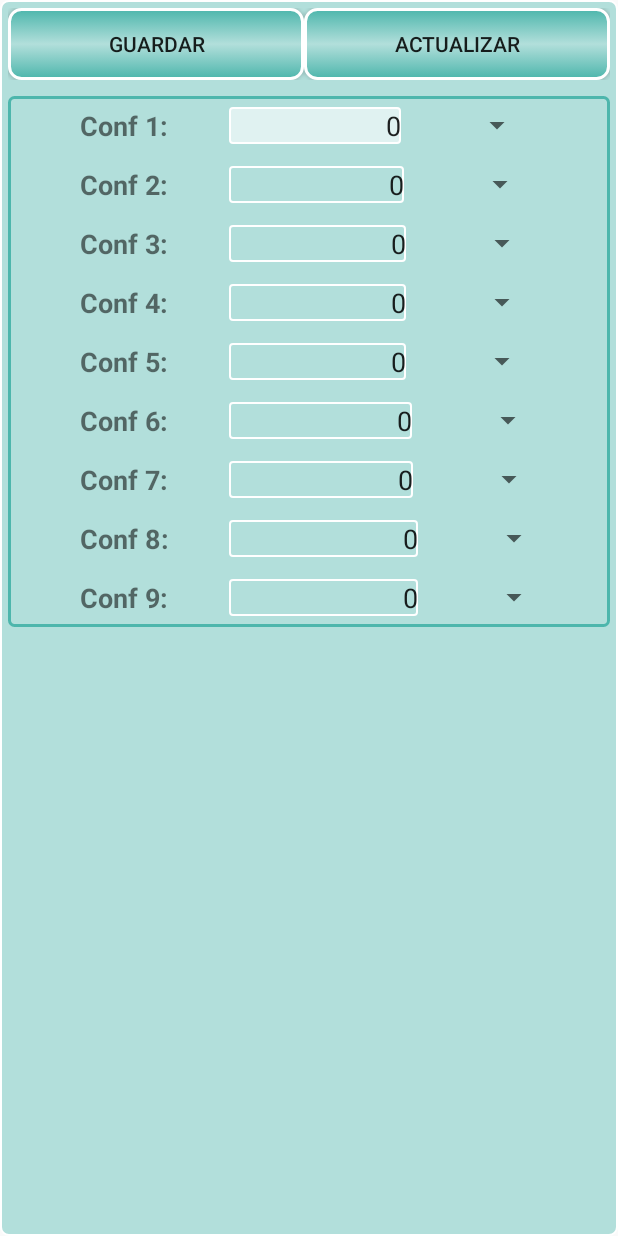
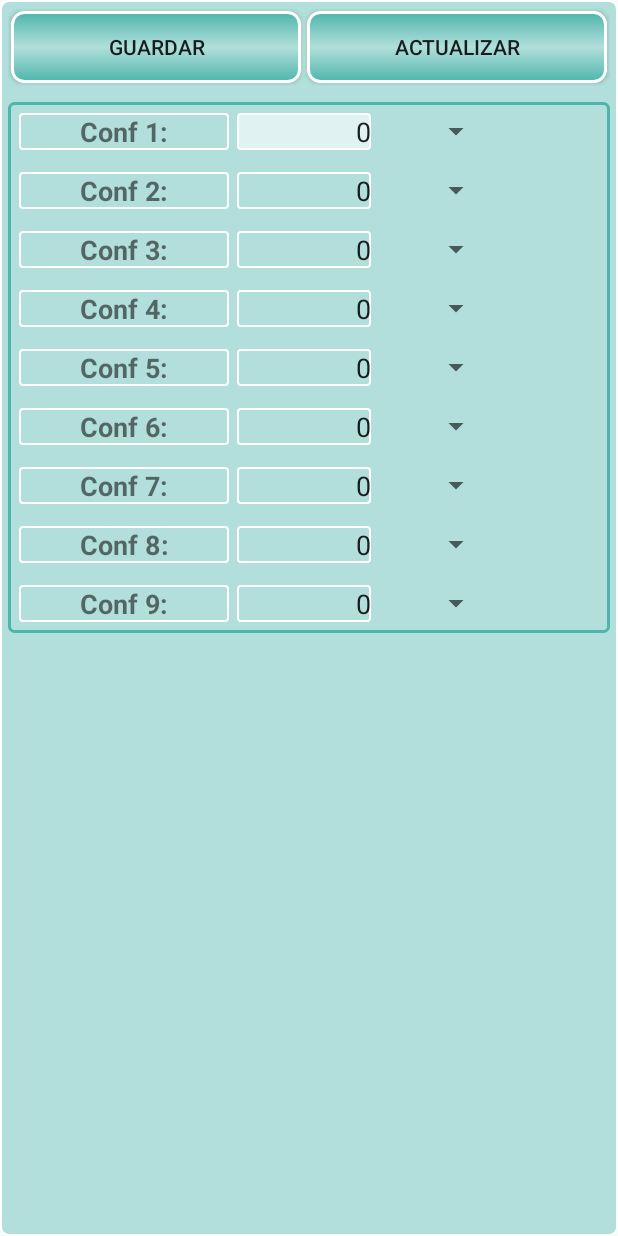
Before and after one commit to AndroidStudioProyects/TDroid-Final, an Android app: the layout activity_configuracion.xml on its own in the app's theme, with its tools: preview values and no code run, on a phone screen of 412 x 824 dp. Run offline under Robolectric (Android 15) with nearby library versions, the phone set to English and light mode, and no system bars.

Commit message:
add textview background pressed an fix
cuando se presiona un textviw de configuracion cambian de color. para
dar sensacion de presion.

```diff
--- a/app/src/main/java/com/example/giovanazzi/tdroid/Activity_Config_API.java
+++ b/app/src/main/java/com/example/giovanazzi/tdroid/Activity_Config_API.java
@@ -69,7 +69,6 @@ public class Activity_Config_API extends AppCompatActivity {
     @Override
     protected void onStop(){
         super.onStop();
-       AlmacenarPreferencias();
         d(TAG, "ON STOP");
     }
 
@@ -78,11 +77,12 @@ public class Activity_Config_API extends AppCompatActivity {
         btn_grabarPass=(Button)findViewById(R.id.btn_grabarPass);
 
         edit_pass_actual=(EditText)findViewById(R.id.edit_pass_actual);
-
+        edit_pass_actual.setEnabled(false);
         edit_pass_nuevo=(EditText)findViewById(R.id.edit_pass_nuevo);
         edit_repass_nuevo=(EditText)findViewById(R.id.edit_repass_nuevo);
 
         edit_IP_Menu=(EditText)findViewById(R.id.edit_IP_Menu);
+
         edit_Puerto_Menu=(EditText)findViewById(R.id.edit_Puerto_Menu);
 
         checkBox_ip_port=(CheckBox)findViewById(R.id.check_ip_port);
@@ -135,11 +135,13 @@ public class Activity_Config_API extends AppCompatActivity {
                 if(isChecked){
                    edit_IP_Menu.setEnabled(true);
                    edit_Puerto_Menu.setEnabled(true);
+                   edit_pass_actual.setEnabled(true);
                 }else{
                    AlmacenarPreferencias();
                    edit_IP_Menu.setEnabled(false);
                    edit_Puerto_Menu.setEnabled(false);
-                   Toast.makeText(getApplicationContext(),"Dato Almacenado",Toast.LENGTH_SHORT).show();
+                   edit_pass_actual.setEnabled(false);
+                   Toast.makeText(getApplicationContext(),"Datos Guardados",Toast.LENGTH_SHORT).show();
                 }
             }
         });
@@ -212,11 +214,14 @@ public class Activity_Config_API extends AppCompatActivity {
     private void LevantarPreferencias(){
 
         IP=preferencias.getString("IP", "localhost");
+        if(IP.toString().equals("localhost")){Toast.makeText(getApplicationContext(),"Falta configurar el Servidor",Toast.LENGTH_SHORT).show();}
+
         port=preferencias.getString("port", "9000");
         password=preferencias.getString("password", "1234");
+        if(password.toString().equals("1234")){Toast.makeText(getApplicationContext(),"La contraseña es por defecto",Toast.LENGTH_SHORT).show();}
         edit_IP_Menu.setText(IP);
         edit_Puerto_Menu.setText(port);
-        edit_pass_actual.setText(password);
+      //  edit_pass_actual.setText(password);
     }
 
     private void AlmacenarPreferencias(){
--- a/app/src/main/java/com/example/giovanazzi/tdroid/Activity_Configuracion.java
+++ b/app/src/main/java/com/example/giovanazzi/tdroid/Activity_Configuracion.java
@@ -74,7 +74,6 @@ public class Activity_Configuracion extends AppCompatActivity {
     protected void onStart() {
         super.onStart();
         LevantarPreferencias();
-
         d(TAG,"password_Conf:"+password_Conf);
 
         Conf1=preferencias.getString("Conf1", "Bar");
@@ -496,6 +495,7 @@ public class Activity_Configuracion extends AppCompatActivity {
     }
 
     private void LevantarPreferencias(){
+
         IP_Conf=preferencias.getString("IP", "localhost");
         if(IP_Conf.toString().equals("localhost")){Toast.makeText(getApplicationContext(),"Falta configurar el Servidor",Toast.LENGTH_SHORT).show();}
         Port_Conf=preferencias.getString("port", "9000");
@@ -531,7 +531,6 @@ public class Activity_Configuracion extends AppCompatActivity {
         editor.commit();
 
     }
-
 
     public void DialogoCambiarTexto(final TextView tx)  {
         // con este tema personalizado evitamos los bordes por defecto
--- a/app/src/main/java/com/example/giovanazzi/tdroid/MainActivity.java
+++ b/app/src/main/java/com/example/giovanazzi/tdroid/MainActivity.java
@@ -13,7 +13,6 @@ import android.view.Menu;
 import android.view.MenuItem;
 import android.view.View;
 import android.view.Window;
-import android.view.WindowManager;
 import android.widget.Button;
 import android.widget.CheckBox;
 import android.widget.CompoundButton;
@@ -69,9 +68,7 @@ public class MainActivity extends AppCompatActivity {
         Levantar_XML();
         HabilitarSw(false);
         Acciones();
-        LevantarPreferencias();
-
-    }
+     }
 
     @Override
     protected void onStart() {
@@ -457,6 +454,8 @@ public class MainActivity extends AppCompatActivity {
         if(IP.toString().equals("localhost")){Toast.makeText(getApplicationContext(),"Falta configurar el Servidor",Toast.LENGTH_SHORT).show();}
         port=preferencias.getString("port", "9000");
         password=preferencias.getString("password", "1234");
+        if(password.toString().equals("1234")){Toast.makeText(getApplicationContext(),"La contraseña es por defecto",Toast.LENGTH_SHORT).show();}
+
 
         switch_1_pref = preferencias.getString("switch_1", "switch 1");
         switch_2_pref = preferencias.getString("switch_2", "switch 2");
--- /dev/null
+++ b/app/src/main/res/drawable/selector_textview.xml
@@ -0,0 +1,14 @@
+<?xml version="1.0" encoding="utf-8"?>
+<selector xmlns:android="http://schemas.android.com/apk/res/android">
+       <item
+
+            android:state_enabled="true"
+            android:state_pressed="false"
+
+            android:drawable="@drawable/edittext_enable" />
+        <item
+
+            android:state_pressed="true"
+            android:state_enabled="true"
+            android:drawable="@drawable/edittext_focused" />
+</selector>
--- a/app/src/main/res/layout/activity_config_api.xml
+++ b/app/src/main/res/layout/activity_config_api.xml
@@ -50,11 +50,12 @@
                     android:layout_width="match_parent"
                     android:layout_height="wrap_content"
                     android:layout_margin="3dp"
+                    android:enabled="false"
+                    android:background="@drawable/fondo_3"
                     android:ems="10"
-                    android:hint="4 digitos"
                     android:inputType="numberPassword"
-                    android:background="@drawable/fondo_3"
                     android:maxLength="4"
+                    android:text="1234"
                     android:textAlignment="center" />
 
             </LinearLayout>
@@ -79,9 +80,8 @@
                     android:layout_width="match_parent"
                     android:layout_height="wrap_content"
                     android:layout_margin="3dp"
+                    android:background="@drawable/fondo_3"
                     android:ems="10"
-                    android:hint="4 digitos"
-                    android:background="@drawable/fondo_3"
                     android:inputType="numberPassword"
                     android:maxLength="4"
                     android:textAlignment="center" />
@@ -108,10 +108,9 @@
                     android:layout_width="match_parent"
                     android:layout_height="wrap_content"
                     android:layout_margin="3dp"
+                    android:background="@drawable/fondo_3"
                     android:ems="10"
-                    android:hint="4 digitos"
                     android:inputType="numberPassword"
-                    android:background="@drawable/fondo_3"
                     android:maxLength="4"
                     android:textAlignment="center" />
 
@@ -165,12 +164,12 @@
                 android:id="@+id/edit_IP_Menu"
                 android:layout_width="match_parent"
                 android:layout_height="wrap_content"
+                android:layout_margin="3dp"
+                android:background="@drawable/fondo_3"
                 android:ems="10"
                 android:enabled="false"
-                android:layout_margin="3dp"
                 android:inputType="textPersonName"
                 android:text="localhost"
-                android:background="@drawable/fondo_3"
                 android:textAlignment="center" />
 
         </LinearLayout>
@@ -209,7 +208,7 @@
             android:layout_width="match_parent"
             android:layout_height="wrap_content"
             android:checked="false"
-            android:text="almacenar datos del servidor" />
+            android:text="Modificar Servidor y Contraseña Actual" />
 
     </LinearLayout>
 
--- a/app/src/main/res/layout/activity_configuracion.xml
+++ b/app/src/main/res/layout/activity_configuracion.xml
@@ -4,6 +4,7 @@
     android:layout_width="match_parent"
     android:background="@drawable/fondo_3"
     android:layout_height="match_parent">
+
     <LinearLayout
         android:layout_width="match_parent"
         android:layout_height="wrap_content"
@@ -15,6 +16,7 @@
             android:id="@+id/btn_guardar"
             android:layout_width="wrap_content"
             android:layout_height="wrap_content"
+            android:layout_margin="2dp"
             android:background="@drawable/selector_1"
             android:layout_weight="0.5"
             android:padding="5dp"
@@ -24,6 +26,7 @@
             android:id="@+id/btn_Actualizar"
             android:layout_width="wrap_content"
             android:layout_height="wrap_content"
+            android:layout_margin="2dp"
             android:background="@drawable/selector_1"
             android:padding="5dp"
             android:layout_weight="0.5"
@@ -38,8 +41,8 @@
         <LinearLayout
             android:layout_width="match_parent"
             android:layout_height="wrap_content"
-            android:padding="5dp"
-            android:orientation="vertical">
+            android:orientation="vertical"
+            android:padding="5dp">
 
             <LinearLayout
                 android:layout_width="match_parent"
@@ -62,6 +65,8 @@
                         android:layout_width="140dp"
                         android:layout_height="wrap_content"
                         android:layout_gravity="center"
+                        android:layout_marginRight="5dp"
+                        android:background="@drawable/selector_textview"
                         android:text="Conf 1:"
                         android:textAlignment="center"
                         android:textSize="18sp"
@@ -71,19 +76,18 @@
                         android:id="@+id/edit_conf1"
                         android:layout_width="89dp"
                         android:layout_height="wrap_content"
-                        android:layout_weight="0.37"
+                        android:layout_marginRight="5dp"
                         android:background="@drawable/selector_edittext"
                         android:ems="10"
                         android:gravity="end"
                         android:inputType="number"
                         android:maxLength="6"
-
                         android:text="0" />
 
                     <Spinner
                         android:id="@+id/spin_Conf1"
-                        android:layout_width="88dp"
-                        android:layout_height="wrap_content" />
+                        android:layout_width="75dp"
+                        android:layout_height="wrap_content"/>
                 </LinearLayout>
 
                 <LinearLayout
@@ -98,6 +102,8 @@
                         android:id="@+id/text_conf2"
                         android:layout_width="140dp"
                         android:layout_height="wrap_content"
+                        android:layout_marginRight="5dp"
+                        android:background="@drawable/selector_textview"
                         android:text="Conf 2:"
                         android:textAlignment="center"
                         android:textSize="18sp"
@@ -107,7 +113,7 @@
                         android:id="@+id/edit_conf2"
                         android:layout_width="89dp"
                         android:layout_height="wrap_content"
-                        android:layout_weight="0.40"
+                        android:layout_marginRight="5dp"
                         android:background="@drawable/selector_edittext"
                         android:ems="10"
                         android:gravity="end"
@@ -117,7 +123,7 @@
 
                     <Spinner
                         android:id="@+id/spin_Conf2"
-                        android:layout_width="88dp"
+                        android:layout_width="75dp"
                         android:layout_height="wrap_content" />
                 </LinearLayout>
 
@@ -133,6 +139,8 @@
                         android:id="@+id/text_conf3"
                         android:layout_width="140dp"
                         android:layout_height="wrap_content"
+                        android:layout_marginRight="5dp"
+                        android:background="@drawable/selector_textview"
                         android:text="Conf 3:"
                         android:textAlignment="center"
                         android:textSize="18sp"
@@ -142,7 +150,7 @@
                         android:id="@+id/edit_conf3"
                         android:layout_width="89dp"
                         android:layout_height="wrap_content"
-                        android:layout_weight="0.42"
+                        android:layout_marginRight="5dp"
                         android:background="@drawable/selector_edittext"
                         android:ems="10"
                         android:gravity="end"
@@ -152,7 +160,7 @@
 
                     <Spinner
                         android:id="@+id/spin_Conf3"
-                        android:layout_width="88dp"
+                        android:layout_width="75dp"
                         android:layout_height="wrap_content" />
                 </LinearLayout>
 
@@ -168,6 +176,8 @@
                         android:id="@+id/text_conf4"
                         android:layout_width="140dp"
                         android:layout_height="wrap_content"
+                        android:layout_marginRight="5dp"
+                        android:background="@drawable/selector_textview"
                         android:text="Conf 4:"
                         android:textAlignment="center"
                         android:textSize="18sp"
@@ -177,7 +187,7 @@
                         android:id="@+id/edit_conf4"
                         android:layout_width="89dp"
                         android:layout_height="wrap_content"
-                        android:layout_weight="0.42"
+                        android:layout_marginRight="5dp"
                         android:background="@drawable/selector_edittext"
                         android:ems="10"
                         android:gravity="end"
@@ -187,7 +197,7 @@
 
                     <Spinner
                         android:id="@+id/spin_Conf4"
-                        android:layout_width="88dp"
+                        android:layout_width="75dp"
                         android:layout_height="wrap_content" />
                 </LinearLayout>
 
@@ -203,6 +213,8 @@
                         android:id="@+id/text_conf5"
                         android:layout_width="140dp"
                         android:layout_height="wrap_content"
+                        android:layout_marginRight="5dp"
+                        android:background="@drawable/selector_textview"
                         android:text="Conf 5:"
                         android:textAlignment="center"
                         android:textSize="18sp"
@@ -212,7 +224,7 @@
                         android:id="@+id/edit_conf5"
                         android:layout_width="89dp"
                         android:layout_height="wrap_content"
-                        android:layout_weight="0.42"
+                        android:layout_marginRight="5dp"
                         android:background="@drawable/selector_edittext"
                         android:ems="10"
                         android:gravity="end"
@@ -222,7 +234,7 @@
 
                     <Spinner
                         android:id="@+id/spin_Conf5"
-                        android:layout_width="88dp"
+                        android:layout_width="75dp"
                         android:layout_height="wrap_content" />
                 </LinearLayout>
 
@@ -238,6 +250,8 @@
                         android:id="@+id/text_conf6"
                         android:layout_width="140dp"
                         android:layout_height="wrap_content"
+                        android:layout_marginRight="5dp"
+                        android:background="@drawable/selector_textview"
                         android:text="Conf 6:"
                         android:textAlignment="center"
                         android:textSize="18sp"
@@ -247,7 +261,7 @@
                         android:id="@+id/edit_conf6"
                         android:layout_width="89dp"
                         android:layout_height="wrap_content"
-                        android:layout_weight="0.48"
+                        android:layout_marginRight="5dp"
                         android:background="@drawable/selector_edittext"
                         android:ems="10"
                         android:gravity="end"
@@ -257,7 +271,7 @@
 
                     <Spinner
                         android:id="@+id/spin_Conf6"
-                        android:layout_width="88dp"
+                        android:layout_width="75dp"
                         android:layout_height="wrap_content" />
                 </LinearLayout>
 
@@ -273,6 +287,8 @@
                         android:id="@+id/text_conf7"
                         android:layout_width="140dp"
                         android:layout_height="wrap_content"
+                        android:layout_marginRight="5dp"
+                        android:background="@drawable/selector_textview"
                         android:text="Conf 7:"
                         android:textAlignment="center"
                         android:textSize="18sp"
@@ -282,7 +298,7 @@
                         android:id="@+id/edit_conf7"
                         android:layout_width="89dp"
                         android:layout_height="wrap_content"
-                        android:layout_weight="0.49"
+                        android:layout_marginRight="5dp"
                         android:background="@drawable/selector_edittext"
                         android:ems="10"
                         android:gravity="end"
@@ -292,7 +308,7 @@
 
                     <Spinner
                         android:id="@+id/spin_Conf7"
-                        android:layout_width="88dp"
+                        android:layout_width="75dp"
                         android:layout_height="wrap_content" />
                 </LinearLayout>
 
@@ -308,6 +324,8 @@
                         android:id="@+id/text_conf8"
                         android:layout_width="140dp"
                         android:layout_height="wrap_content"
+                        android:layout_marginRight="5dp"
+                        android:background="@drawable/selector_textview"
                         android:text="Conf 8:"
                         android:textAlignment="center"
                         android:textSize="18sp"
@@ -317,7 +335,7 @@
                         android:id="@+id/edit_conf8"
                         android:layout_width="89dp"
                         android:layout_height="wrap_content"
-                        android:layout_weight="0.53"
+                        android:layout_marginRight="5dp"
                         android:background="@drawable/selector_edittext"
                         android:ems="10"
                         android:gravity="end"
@@ -327,7 +345,7 @@
 
                     <Spinner
                         android:id="@+id/spin_Conf8"
-                        android:layout_width="88dp"
+                        android:layout_width="75dp"
                         android:layout_height="wrap_content" />
                 </LinearLayout>
 
@@ -344,6 +362,8 @@
                         android:id="@+id/text_conf9"
                         android:layout_width="140dp"
                         android:layout_height="wrap_content"
+                        android:layout_marginRight="5dp"
+                        android:background="@drawable/selector_textview"
                         android:text="Conf 9:"
                         android:textAlignment="center"
                         android:textSize="18sp"
@@ -353,7 +373,7 @@
                         android:id="@+id/edit_conf9"
                         android:layout_width="89dp"
                         android:layout_height="wrap_content"
-                        android:layout_weight="0.53"
+                        android:layout_marginRight="5dp"
                         android:background="@drawable/selector_edittext"
                         android:ems="10"
                         android:gravity="end"
@@ -363,7 +383,7 @@
 
                     <Spinner
                         android:id="@+id/spin_Conf9"
-                        android:layout_width="88dp"
+                        android:layout_width="75dp"
                         android:layout_height="wrap_content" />
                 </LinearLayout>
 
@@ -371,4 +391,5 @@
 
         </LinearLayout>
     </ScrollView>
+
 </LinearLayout>
```
